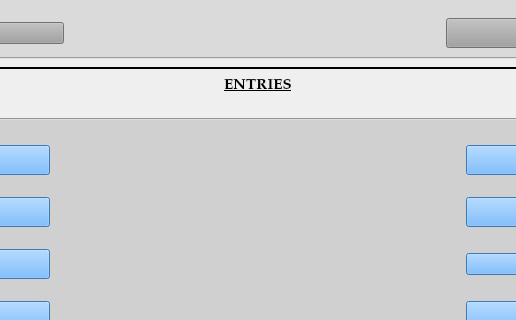
This is munientry/views/ui/MainWindow.ui in HunterProgram22/MuniEntry as Qt 5 draws it before an edit; both pictures show x 327 to 843 and y 437 to 757 of the 1170 by 906 pixel window. The edited form follows.
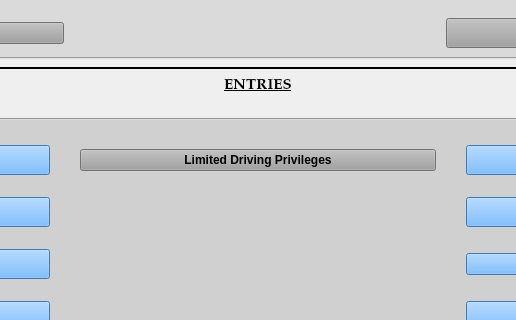
This is the edited form. The open tabs and pages were chosen to show the change. Custom widgets are drawn as their Qt base class.

Commit message: Working on Driving Privileges

The edit to the form file:
```diff
--- a/munientry/views/ui/MainWindow.ui
+++ b/munientry/views/ui/MainWindow.ui
@@ -802,6 +802,16 @@
               </property>
              </widget>
             </item>
+            <item row="0" column="1">
+             <widget class="QPushButton" name="limited_driving_privilegesButton">
+              <property name="styleSheet">
+               <string notr="true">background-color: rgb(160, 160, 160);</string>
+              </property>
+              <property name="text">
+               <string>Limited Driving Privileges</string>
+              </property>
+             </widget>
+            </item>
            </layout>
           </widget>
          </widget>
```
The commit also changes 3 other files.
